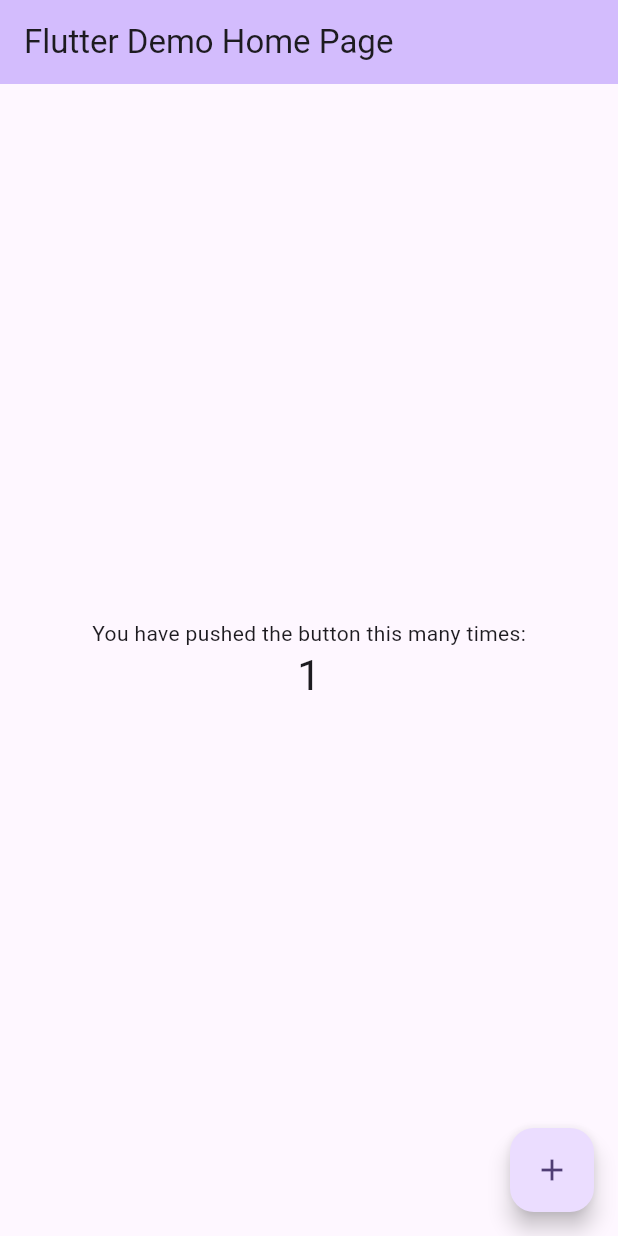
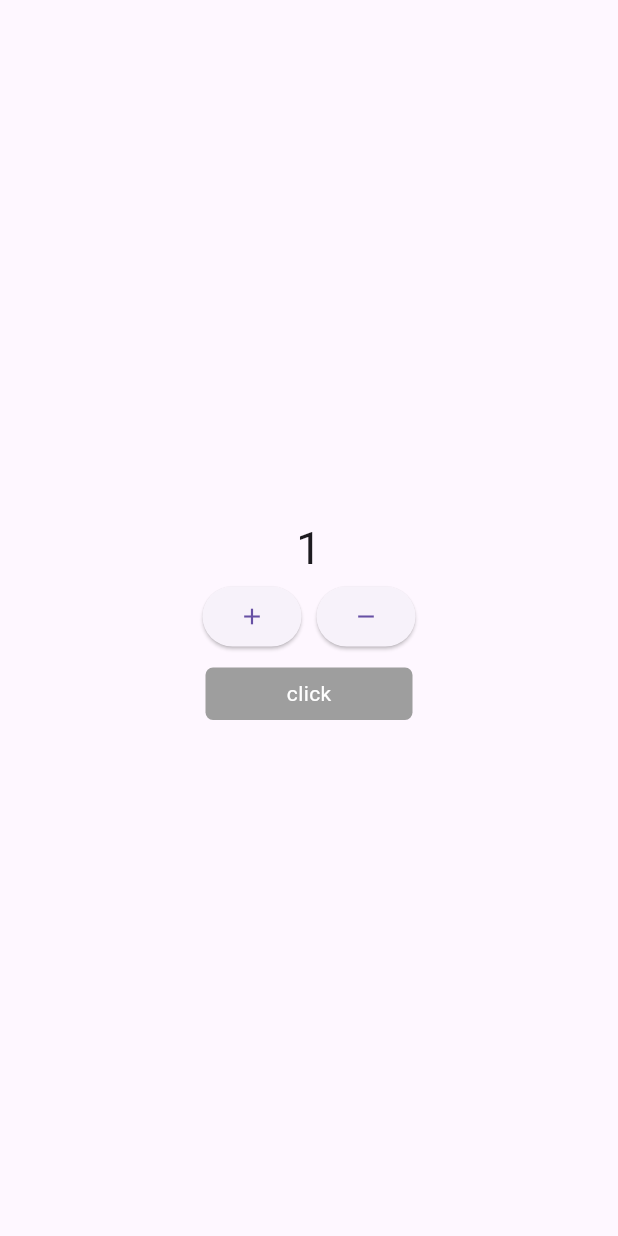
Before and after one commit to Vapie/foocus, a Flutter app: the screen it shows after launch, after a tap on the "add" icon, on a phone screen of 412 x 824 dp. Run offline on Flutter 3.47's test engine with Material 3 defaults, Android fonts, the phone set to English and light mode, and no system bars; our stand-ins replace bloc, flutter_bloc.

Commit message:
bloc pattern test implemented

```diff
--- /dev/null
+++ b/lib/blocs/app_blocs.dart
@@ -0,0 +1,15 @@
+import 'package:bloc/bloc.dart';
+import 'package:foocus_app/events/app_events.dart';
+import 'package:foocus_app/states/app_states.dart';
+
+class CounterBlocs extends Bloc<CounterEvents, CounterStates> {
+  CounterBlocs() : super(InitialState()) {
+    on<Increment>((event, emit) {
+      emit(CounterStates(counter: state.counter + 1));
+    });
+
+    on<Decrement>((event, emit) {
+      emit(CounterStates(counter: state.counter - 1));
+    });
+  }
+}
--- /dev/null
+++ b/lib/events/app_events.dart
@@ -0,0 +1,5 @@
+abstract class CounterEvents {}
+
+class Increment extends CounterEvents {}
+
+class Decrement extends CounterEvents {}
--- a/lib/main.dart
+++ b/lib/main.dart
@@ -1,125 +1,112 @@
 import 'package:flutter/material.dart';
+import 'package:flutter_bloc/flutter_bloc.dart';
+import 'package:foocus_app/events/app_events.dart';
+import 'package:foocus_app/states/app_states.dart';
+
+import 'blocs/app_blocs.dart';
 
 void main() {
   runApp(const MyApp());
 }
 
 class MyApp extends StatelessWidget {
-  const MyApp({super.key});
+  const MyApp({Key? key}) : super(key: key);
 
-  // This widget is the root of your application.
   @override
   Widget build(BuildContext context) {
-    return MaterialApp(
-      title: 'Flutter Demo',
-      theme: ThemeData(
-        // This is the theme of your application.
-        //
-        // TRY THIS: Try running your application with "flutter run". You'll see
-        // the application has a purple toolbar. Then, without quitting the app,
-        // try changing the seedColor in the colorScheme below to Colors.green
-        // and then invoke "hot reload" (save your changes or press the "hot
-        // reload" button in a Flutter-supported IDE, or press "r" if you used
-        // the command line to start the app).
-        //
-        // Notice that the counter didn't reset back to zero; the application
-        // state is not lost during the reload. To reset the state, use hot
-        // restart instead.
-        //
-        // This works for code too, not just values: Most code changes can be
-        // tested with just a hot reload.
-        colorScheme: ColorScheme.fromSeed(seedColor: Colors.deepPurple),
-        useMaterial3: true,
+    return BlocProvider(
+      create: (_) => CounterBlocs(),
+      child: const MaterialApp(
+        home: HomePage(),
       ),
-      home: const MyHomePage(title: 'Flutter Demo Home Page'),
     );
   }
 }
 
-class MyHomePage extends StatefulWidget {
-  const MyHomePage({super.key, required this.title});
-
-  // This widget is the home page of your application. It is stateful, meaning
-  // that it has a State object (defined below) that contains fields that affect
-  // how it looks.
-
-  // This class is the configuration for the state. It holds the values (in this
-  // case the title) provided by the parent (in this case the App widget) and
-  // used by the build method of the State. Fields in a Widget subclass are
-  // always marked "final".
-
-  final String title;
-
-  @override
-  State<MyHomePage> createState() => _MyHomePageState();
-}
-
-class _MyHomePageState extends State<MyHomePage> {
-  int _counter = 0;
-
-  void _incrementCounter() {
-    setState(() {
-      // This call to setState tells the Flutter framework that something has
-      // changed in this State, which causes it to rerun the build method below
-      // so that the display can reflect the updated values. If we changed
-      // _counter without calling setState(), then the build method would not be
-      // called again, and so nothing would appear to happen.
-      _counter++;
-    });
-  }
+class HomePage extends StatelessWidget {
+  const HomePage({Key? key}) : super(key: key);
 
   @override
   Widget build(BuildContext context) {
-    // This method is rerun every time setState is called, for instance as done
-    // by the _incrementCounter method above.
-    //
-    // The Flutter framework has been optimized to make rerunning build methods
-    // fast, so that you can just rebuild anything that needs updating rather
-    // than having to individually change instances of widgets.
     return Scaffold(
-      appBar: AppBar(
-        // TRY THIS: Try changing the color here to a specific color (to
-        // Colors.amber, perhaps?) and trigger a hot reload to see the AppBar
-        // change color while the other colors stay the same.
-        backgroundColor: Theme.of(context).colorScheme.inversePrimary,
-        // Here we take the value from the MyHomePage object that was created by
-        // the App.build method, and use it to set our appbar title.
-        title: Text(widget.title),
-      ),
-      body: Center(
-        // Center is a layout widget. It takes a single child and positions it
-        // in the middle of the parent.
-        child: Column(
-          // Column is also a layout widget. It takes a list of children and
-          // arranges them vertically. By default, it sizes itself to fit its
-          // children horizontally, and tries to be as tall as its parent.
-          //
-          // Column has various properties to control how it sizes itself and
-          // how it positions its children. Here we use mainAxisAlignment to
-          // center the children vertically; the main axis here is the vertical
-          // axis because Columns are vertical (the cross axis would be
-          // horizontal).
-          //
-          // TRY THIS: Invoke "debug painting" (choose the "Toggle Debug Paint"
-          // action in the IDE, or press "p" in the console), to see the
-          // wireframe for each widget.
+      body: BlocBuilder<CounterBlocs, CounterStates>(builder: (context, state) {
+        return Column(
+          //crossAxisAlignment: CrossAxisAlignment.center,
           mainAxisAlignment: MainAxisAlignment.center,
-          children: <Widget>[
-            const Text(
-              'You have pushed the button this many times:',
+          children: [
+            Text(
+              state.counter.toString(),
+              style: const TextStyle(fontSize: 30),
             ),
-            Text(
-              '$_counter',
-              style: Theme.of(context).textTheme.headlineMedium,
+            Row(
+              mainAxisAlignment: MainAxisAlignment.center,
+              children: [
+                ElevatedButton(
+                    onPressed: () =>
+                        BlocProvider.of<CounterBlocs>(context).add(Increment()),
+                    child: const Icon(Icons.add)),
+                const SizedBox(
+                  width: 10,
+                ),
+                ElevatedButton(
+                    onPressed: () =>
+                        BlocProvider.of<CounterBlocs>(context).add(Decrement()),
+                    child: const Icon(Icons.remove))
+              ],
             ),
+            const SizedBox(
+              height: 10,
+            ),
+            InkWell(
+              onTap: () {
+                Navigator.push(
+                    context,
+                    MaterialPageRoute(
+                        builder: (context) => const SecondPage()));
+              },
+              child: Container(
+                width: 138,
+                height: 35,
+                decoration: BoxDecoration(
+                  borderRadius: BorderRadius.circular(5),
+                  color: Colors.grey,
+                ),
+                child: const Center(
+                    child: Text(
+                  "click",
+                  style: TextStyle(color: Colors.white),
+                )),
+              ),
+            )
           ],
-        ),
-      ),
-      floatingActionButton: FloatingActionButton(
-        onPressed: _incrementCounter,
-        tooltip: 'Increment',
-        child: const Icon(Icons.add),
-      ), // This trailing comma makes auto-formatting nicer for build methods.
+        );
+      }),
     );
   }
 }
+
+class SecondPage extends StatelessWidget {
+  const SecondPage({Key? key}) : super(key: key);
+
+  @override
+  Widget build(BuildContext context) {
+    final CounterBlocs counterBloc = BlocProvider.of<CounterBlocs>(context);
+    return Scaffold(
+        appBar: AppBar(
+          title: const Text("Blocs"),
+          leading: BackButton(
+            onPressed: () => Navigator.pop(context),
+          ),
+        ),
+        body: BlocBuilder(
+            bloc: counterBloc,
+            builder: (context, state) {
+              return Center(
+                child: Text(
+                  counterBloc.state.counter.toString(),
+                  style: const TextStyle(fontSize: 30),
+                ),
+              );
+            }));
+  }
+}
--- /dev/null
+++ b/lib/states/app_states.dart
@@ -0,0 +1,8 @@
+class CounterStates {
+  int counter;
+  CounterStates({required this.counter});
+}
+
+class InitialState extends CounterStates {
+  InitialState() : super(counter: 0);
+}
--- a/pubspec.yaml
+++ b/pubspec.yaml
@@ -35,6 +35,9 @@ dependencies:
   # The following adds the Cupertino Icons font to your application.
   # Use with the CupertinoIcons class for iOS style icons.
   cupertino_icons: ^1.0.2
+  bloc: ^8.1.2
+  equatable: ^2.0.5
+  flutter_bloc: ^8.1.3
 
 dev_dependencies:
   flutter_test:
```
Also changed, not shown: pubspec.lock, 1 other file.
